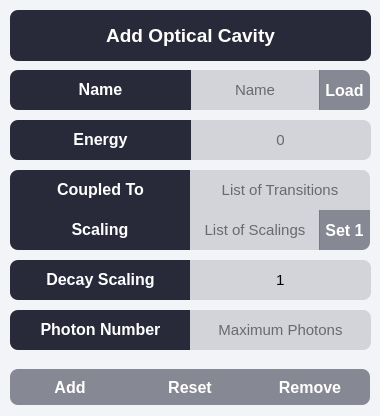
Above: add_cavity.ui from davidbauch/QDaCC-GUI before the change. Below: the same form after it.
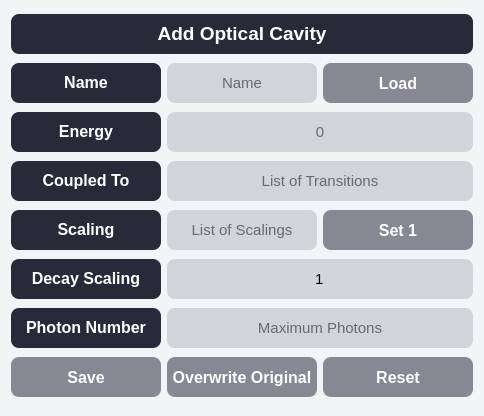
That is the form after the change.

Commit message: Added Layout, Added Loading and Saving

```diff
--- a/add_cavity.ui
+++ b/add_cavity.ui
@@ -6,7 +6,7 @@
    <rect>
     <x>0</x>
     <y>0</y>
-    <width>380</width>
+    <width>480</width>
     <height>416</height>
    </rect>
   </property>
@@ -57,14 +57,20 @@
 QScrollBar::up-arrow:vertical, QScrollBar::down-arrow:vertical {background: none;}
 QScrollBar::add-page:vertical, QScrollBar::sub-page:vertical {background: none;}</string>
   </property>
+  <layout class="QGridLayout" name="gridLayout">
+   <item row="0" column="0" colspan="3">
   <widget class="QLabel" name="label_2">
-   <property name="geometry">
-    <rect>
-     <x>10</x>
-     <y>10</y>
-     <width>361</width>
-     <height>51</height>
-    </rect>
+     <property name="minimumSize">
+      <size>
+       <width>0</width>
+       <height>40</height>
+      </size>
+     </property>
+     <property name="maximumSize">
+      <size>
+       <width>16777215</width>
+       <height>40</height>
+      </size>
    </property>
    <property name="frameShape">
     <enum>QFrame::NoFrame</enum>
@@ -76,69 +82,33 @@
     <string>&lt;html&gt;&lt;head/&gt;&lt;body&gt;&lt;p align=&quot;center&quot;&gt;&lt;span style=&quot; font-size:14pt; font-weight:700;&quot;&gt;Add Optical Cavity&lt;/span&gt;&lt;/p&gt;&lt;/body&gt;&lt;/html&gt;</string>
    </property>
   </widget>
-  <widget class="QLineEdit" name="textinput_name">
-   <property name="geometry">
-    <rect>
-     <x>190</x>
-     <y>70</y>
-     <width>130</width>
-     <height>40</height>
-    </rect>
-   </property>
-   <property name="font">
-    <font>
-     <pointsize>11</pointsize>
-    </font>
-   </property>
-   <property name="styleSheet">
-    <string notr="true">border-radius: 0px; border-left-width: 0px; border-right-width: 0px;</string>
-   </property>
-   <property name="text">
-    <string/>
-   </property>
-   <property name="frame">
-    <bool>true</bool>
-   </property>
-   <property name="alignment">
-    <set>Qt::AlignCenter</set>
-   </property>
-   <property name="placeholderText">
-    <string>Name</string>
-   </property>
-  </widget>
+   </item>
+   <item row="1" column="0">
   <widget class="QLabel" name="label_9">
-   <property name="geometry">
-    <rect>
-     <x>10</x>
-     <y>70</y>
-     <width>181</width>
+     <property name="minimumSize">
+      <size>
+       <width>150</width>
      <height>40</height>
-    </rect>
-   </property>
-   <property name="styleSheet">
-    <string notr="true">border-top-right-radius: 0px; border-bottom-right-radius: 0px; border-right-width: 0px;</string>
+      </size>
    </property>
    <property name="text">
     <string>&lt;html&gt;&lt;head/&gt;&lt;body&gt;&lt;p align=&quot;center&quot;&gt;&lt;span style=&quot; font-size:12pt; font-weight:700;&quot;&gt;Name&lt;/span&gt;&lt;/p&gt;&lt;/body&gt;&lt;/html&gt;</string>
    </property>
   </widget>
-  <widget class="QLineEdit" name="textinput_energy">
-   <property name="geometry">
-    <rect>
-     <x>190</x>
-     <y>120</y>
-     <width>181</width>
+   </item>
+   <item row="1" column="1">
+    <widget class="QLineEdit" name="textinput_name">
+     <property name="minimumSize">
+      <size>
+       <width>150</width>
      <height>40</height>
-    </rect>
+      </size>
    </property>
    <property name="font">
     <font>
      <pointsize>11</pointsize>
     </font>
    </property>
-   <property name="styleSheet">
-    <string notr="true">border-top-left-radius: 0px; border-bottom-left-radius: 0px; border-left-width: 0px;</string>
-   </property>
    <property name="text">
     <string/>
    </property>
@@ -149,58 +119,89 @@
     <set>Qt::AlignCenter</set>
    </property>
    <property name="placeholderText">
-    <string>0</string>
-   </property>
-  </widget>
+      <string>Name</string>
+     </property>
+    </widget>
+   </item>
+   <item row="1" column="2">
+    <widget class="QPushButton" name="button_load">
+     <property name="minimumSize">
+      <size>
+       <width>150</width>
+       <height>40</height>
+      </size>
+     </property>
+     <property name="text">
+      <string>Load</string>
+     </property>
+    </widget>
+   </item>
+   <item row="2" column="0">
   <widget class="QLabel" name="label_10">
-   <property name="geometry">
-    <rect>
-     <x>10</x>
-     <y>120</y>
-     <width>181</width>
+     <property name="minimumSize">
+      <size>
+       <width>150</width>
      <height>40</height>
-    </rect>
-   </property>
-   <property name="styleSheet">
-    <string notr="true">border-top-right-radius: 0px; border-bottom-right-radius: 0px; border-right-width: 0px;</string>
+      </size>
    </property>
    <property name="text">
     <string>&lt;html&gt;&lt;head/&gt;&lt;body&gt;&lt;p align=&quot;center&quot;&gt;&lt;span style=&quot; font-size:12pt; font-weight:700;&quot;&gt;Energy&lt;/span&gt;&lt;/p&gt;&lt;/body&gt;&lt;/html&gt;</string>
    </property>
   </widget>
+   </item>
+   <item row="2" column="1" colspan="2">
+    <widget class="QLineEdit" name="textinput_energy">
+     <property name="minimumSize">
+      <size>
+       <width>150</width>
+       <height>40</height>
+      </size>
+     </property>
+     <property name="font">
+      <font>
+       <pointsize>11</pointsize>
+      </font>
+     </property>
+     <property name="text">
+      <string/>
+     </property>
+     <property name="frame">
+      <bool>true</bool>
+     </property>
+     <property name="alignment">
+      <set>Qt::AlignCenter</set>
+     </property>
+     <property name="placeholderText">
+      <string>0</string>
+     </property>
+    </widget>
+   </item>
+   <item row="3" column="0">
   <widget class="QLabel" name="label_11">
-   <property name="geometry">
-    <rect>
-     <x>10</x>
-     <y>170</y>
-     <width>181</width>
+     <property name="minimumSize">
+      <size>
+       <width>150</width>
      <height>40</height>
-    </rect>
-   </property>
-   <property name="styleSheet">
-    <string notr="true">border-top-right-radius: 0px; border-bottom-right-radius: 0px; border-bottom-left-radius: 0px; border-right-width: 0px; border-bottom: 0px;</string>
+      </size>
    </property>
    <property name="text">
     <string>&lt;html&gt;&lt;head/&gt;&lt;body&gt;&lt;p align=&quot;center&quot;&gt;&lt;span style=&quot; font-size:12pt; font-weight:700;&quot;&gt;Coupled To&lt;/span&gt;&lt;/p&gt;&lt;/body&gt;&lt;/html&gt;</string>
    </property>
   </widget>
+   </item>
+   <item row="3" column="1" colspan="2">
   <widget class="QLineEdit" name="textinput_transitions">
-   <property name="geometry">
-    <rect>
-     <x>190</x>
-     <y>170</y>
-     <width>180</width>
+     <property name="minimumSize">
+      <size>
+       <width>150</width>
      <height>40</height>
-    </rect>
+      </size>
    </property>
    <property name="font">
     <font>
      <pointsize>11</pointsize>
     </font>
    </property>
-   <property name="styleSheet">
-    <string notr="true">border-top-left-radius: 0px; border-bottom-left-radius: 0px; border-bottom-right-radius: 0px; border-left-width: 0px; border-bottom: 0px;</string>
-   </property>
    <property name="text">
     <string/>
    </property>
@@ -214,87 +215,33 @@
     <string>List of Transitions</string>
    </property>
   </widget>
-  <widget class="QPushButton" name="button_reset">
-   <property name="geometry">
-    <rect>
-     <x>130</x>
-     <y>369</y>
-     <width>120</width>
-     <height>36</height>
-    </rect>
-   </property>
-   <property name="styleSheet">
-    <string notr="true">border-radius: 0px; border-left-width: 0px; border-right-width: 0px;</string>
-   </property>
-   <property name="text">
-    <string>Reset</string>
-   </property>
-  </widget>
-  <widget class="QPushButton" name="button_confirm">
-   <property name="geometry">
-    <rect>
-     <x>10</x>
-     <y>369</y>
-     <width>120</width>
-     <height>36</height>
-    </rect>
-   </property>
-   <property name="styleSheet">
-    <string notr="true">border-top-right-radius: 0px; border-bottom-right-radius: 0px; border-right-width: 0px;</string>
-   </property>
-   <property name="text">
-    <string>Add</string>
-   </property>
-  </widget>
-  <widget class="QPushButton" name="button_remove">
-   <property name="geometry">
-    <rect>
-     <x>250</x>
-     <y>369</y>
-     <width>120</width>
-     <height>36</height>
-    </rect>
-   </property>
-   <property name="styleSheet">
-    <string notr="true">border-top-left-radius: 0px; border-bottom-left-radius: 0px; border-left-width: 0px;</string>
-   </property>
-   <property name="text">
-    <string>Remove</string>
-   </property>
-  </widget>
+   </item>
+   <item row="4" column="0">
   <widget class="QLabel" name="label_12">
-   <property name="geometry">
-    <rect>
-     <x>10</x>
-     <y>210</y>
-     <width>180</width>
+     <property name="minimumSize">
+      <size>
+       <width>150</width>
      <height>40</height>
-    </rect>
-   </property>
-   <property name="styleSheet">
-    <string notr="true">border-top-right-radius: 0px; border-bottom-right-radius: 0px; border-top-left-radius: 0px; border-right-width: 0px;</string>
+      </size>
    </property>
    <property name="text">
     <string>&lt;html&gt;&lt;head/&gt;&lt;body&gt;&lt;p align=&quot;center&quot;&gt;&lt;span style=&quot; font-size:12pt; font-weight:700;&quot;&gt;Scaling&lt;/span&gt;&lt;/p&gt;&lt;/body&gt;&lt;/html&gt;</string>
    </property>
   </widget>
+   </item>
+   <item row="4" column="1">
   <widget class="QLineEdit" name="textinput_transition_scalings">
-   <property name="geometry">
-    <rect>
-     <x>190</x>
-     <y>210</y>
-     <width>130</width>
+     <property name="minimumSize">
+      <size>
+       <width>150</width>
      <height>40</height>
-    </rect>
+      </size>
    </property>
    <property name="font">
     <font>
      <pointsize>11</pointsize>
     </font>
    </property>
-   <property name="styleSheet">
-    <string notr="true">border-radius: 0px; border-left-width: 0px; border-right-width: 0px;</string>
-   </property>
    <property name="text">
     <string/>
    </property>
@@ -308,39 +255,46 @@
     <string>List of Scalings</string>
    </property>
   </widget>
+   </item>
+   <item row="4" column="2">
+    <widget class="QPushButton" name="button_setone">
+     <property name="minimumSize">
+      <size>
+       <width>150</width>
+       <height>40</height>
+      </size>
+     </property>
+     <property name="text">
+      <string>Set 1</string>
+     </property>
+    </widget>
+   </item>
+   <item row="5" column="0">
   <widget class="QLabel" name="label_13">
-   <property name="geometry">
-    <rect>
-     <x>10</x>
-     <y>260</y>
-     <width>181</width>
+     <property name="minimumSize">
+      <size>
+       <width>150</width>
      <height>40</height>
-    </rect>
-   </property>
-   <property name="styleSheet">
-    <string notr="true">border-top-right-radius: 0px; border-bottom-right-radius: 0px; border-right-width: 0px;</string>
+      </size>
    </property>
    <property name="text">
     <string>&lt;html&gt;&lt;head/&gt;&lt;body&gt;&lt;p align=&quot;center&quot;&gt;&lt;span style=&quot; font-size:12pt; font-weight:700;&quot;&gt;Decay Scaling&lt;/span&gt;&lt;/p&gt;&lt;/body&gt;&lt;/html&gt;</string>
    </property>
   </widget>
+   </item>
+   <item row="5" column="1" colspan="2">
   <widget class="QLineEdit" name="textinput_decay">
-   <property name="geometry">
-    <rect>
-     <x>190</x>
-     <y>260</y>
-     <width>181</width>
+     <property name="minimumSize">
+      <size>
+       <width>150</width>
      <height>40</height>
-    </rect>
+      </size>
    </property>
    <property name="font">
     <font>
      <pointsize>11</pointsize>
     </font>
    </property>
-   <property name="styleSheet">
-    <string notr="true">border-top-left-radius: 0px; border-bottom-left-radius: 0px; border-left-width: 0px;</string>
-   </property>
    <property name="text">
     <string>1</string>
    </property>
@@ -354,39 +308,33 @@
     <string>1</string>
    </property>
   </widget>
+   </item>
+   <item row="6" column="0">
   <widget class="QLabel" name="label_14">
-   <property name="geometry">
-    <rect>
-     <x>10</x>
-     <y>310</y>
-     <width>181</width>
+     <property name="minimumSize">
+      <size>
+       <width>150</width>
      <height>40</height>
-    </rect>
-   </property>
-   <property name="styleSheet">
-    <string notr="true">border-top-right-radius: 0px; border-bottom-right-radius: 0px; border-right-width: 0px;</string>
+      </size>
    </property>
    <property name="text">
     <string>&lt;html&gt;&lt;head/&gt;&lt;body&gt;&lt;p align=&quot;center&quot;&gt;&lt;span style=&quot; font-size:12pt; font-weight:700;&quot;&gt;Photon Number&lt;/span&gt;&lt;/p&gt;&lt;/body&gt;&lt;/html&gt;</string>
    </property>
   </widget>
+   </item>
+   <item row="6" column="1" colspan="2">
   <widget class="QLineEdit" name="textinput_photonnumber">
-   <property name="geometry">
-    <rect>
-     <x>190</x>
-     <y>310</y>
-     <width>181</width>
+     <property name="minimumSize">
+      <size>
+       <width>150</width>
      <height>40</height>
-    </rect>
+      </size>
    </property>
    <property name="font">
     <font>
      <pointsize>11</pointsize>
     </font>
    </property>
-   <property name="styleSheet">
-    <string notr="true">border-top-left-radius: 0px; border-bottom-left-radius: 0px; border-left-width: 0px;</string>
-   </property>
    <property name="text">
     <string/>
    </property>
@@ -400,38 +348,47 @@
     <string>Maximum Photons</string>
    </property>
   </widget>
-  <widget class="QPushButton" name="button_setone">
-   <property name="geometry">
-    <rect>
-     <x>319</x>
-     <y>210</y>
-     <width>51</width>
+   </item>
+   <item row="7" column="0">
+    <widget class="QPushButton" name="button_confirm">
+     <property name="minimumSize">
+      <size>
+       <width>150</width>
      <height>40</height>
-    </rect>
-   </property>
-   <property name="styleSheet">
-    <string notr="true">border-top-left-radius: 0px; border-bottom-left-radius: 0px; border-top-right-radius: 0px; border-left-width: 0px;</string>
-   </property>
+      </size>
+     </property>
    <property name="text">
-    <string>Set 1</string>
-   </property>
-  </widget>
-  <widget class="QPushButton" name="button_load">
-   <property name="geometry">
-    <rect>
-     <x>319</x>
-     <y>70</y>
-     <width>51</width>
+      <string>Save</string>
+     </property>
+    </widget>
+   </item>
+   <item row="7" column="2">
+    <widget class="QPushButton" name="button_reset">
+     <property name="minimumSize">
+      <size>
+       <width>150</width>
      <height>40</height>
-    </rect>
-   </property>
-   <property name="styleSheet">
-    <string notr="true">border-top-left-radius: 0px; border-bottom-left-radius: 0px; border-left-width: 0px;</string>
-   </property>
+      </size>
+     </property>
+     <property name="text">
+      <string>Reset</string>
+     </property>
+    </widget>
+   </item>
+   <item row="7" column="1">
+    <widget class="QPushButton" name="button_confirm_replace">
+     <property name="minimumSize">
+      <size>
+       <width>150</width>
+       <height>40</height>
+      </size>
+     </property>
    <property name="text">
-    <string>Load</string>
-   </property>
-  </widget>
+      <string>Overwrite Original</string>
+     </property>
+    </widget>
+   </item>
+  </layout>
   <zorder>label_11</zorder>
   <zorder>label_2</zorder>
   <zorder>textinput_name</zorder>
```
Left out of the diff: 2 changed lines with no effect on the pictures. Lines whose indentation alone changed are shown as unchanged. The commit also changes 20 other files.
